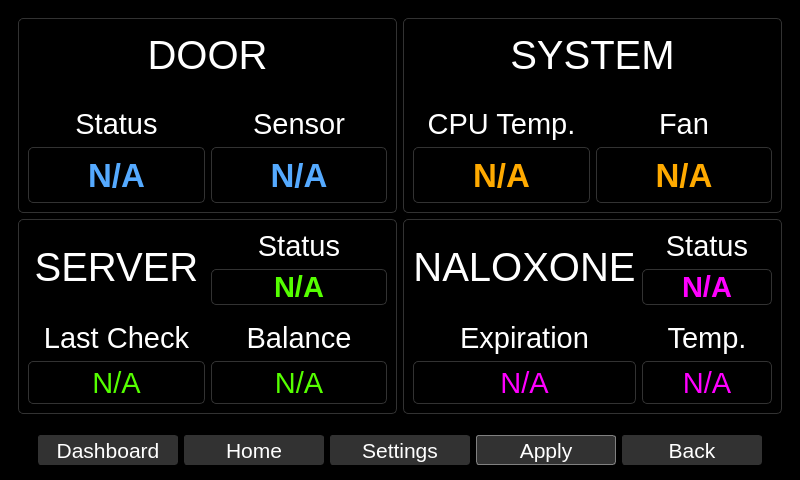
The window that qt_design/main_window.ui (zyl120/Naloxone_Safety_Kit) describes before a commit, drawn with Qt 5.
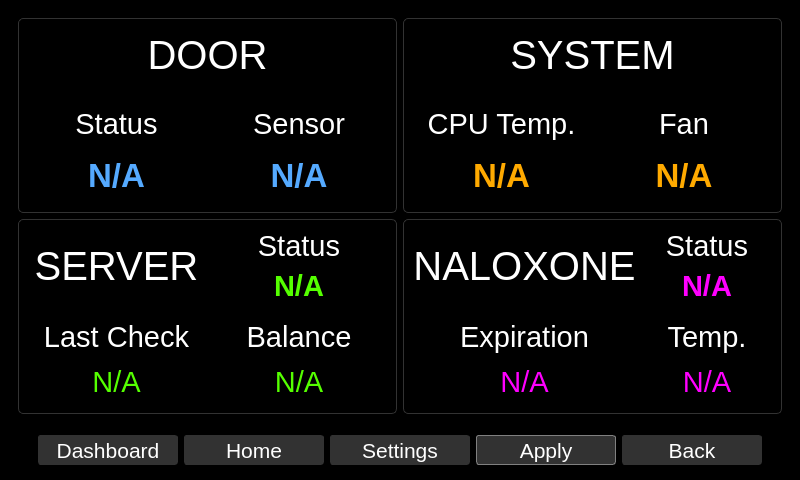
The same window after the commit. The open tabs and pages were chosen to show the change.

Commit message: remove borders on readings

The edit to the form file:
```diff
--- a/qt_design/main_window.ui
+++ b/qt_design/main_window.ui
@@ -570,7 +570,7 @@
                 </font>
                </property>
                <property name="styleSheet">
-                <string notr="true">color:rgb(85, 255, 0);border-radius: 5px;border-color:rgb(50,50,50);border-width: 1px;border-style: solid;</string>
+                <string notr="true">color:rgb(85, 255, 0);</string>
                </property>
                <property name="text">
                 <string>N/A</string>
@@ -619,7 +619,7 @@
                 </font>
                </property>
                <property name="styleSheet">
-                <string notr="true">color:rgb(85, 255, 0);border-radius: 5px;border-color:rgb(50,50,50);border-width: 1px;border-style: solid;</string>
+                <string notr="true">color:rgb(85, 255, 0);</string>
                </property>
                <property name="text">
                 <string>N/A</string>
@@ -665,7 +665,7 @@
                 </font>
                </property>
                <property name="styleSheet">
-                <string notr="true">color:rgb(85, 255, 0);border-radius: 5px;border-color:rgb(50,50,50);border-width: 1px;border-style: solid;</string>
+                <string notr="true">color:rgb(85, 255, 0);</string>
                </property>
                <property name="text">
                 <string>N/A</string>
@@ -764,7 +764,7 @@
                 </font>
                </property>
                <property name="styleSheet">
-                <string notr="true">color:rgb(85, 170, 255);border-radius: 5px;border-color:rgb(50,50,50);border-width: 1px;border-style: solid;</string>
+                <string notr="true">color:rgb(85, 170, 255);</string>
                </property>
                <property name="text">
                 <string>N/A</string>
@@ -817,7 +817,7 @@
                 </font>
                </property>
                <property name="styleSheet">
-                <string notr="true">color:rgb(85, 170, 255);border-radius: 5px;border-color:rgb(50,50,50);border-width: 1px;border-style: solid;</string>
+                <string notr="true">color:rgb(85, 170, 255);</string>
                </property>
                <property name="text">
                 <string>N/A</string>
@@ -915,7 +915,7 @@
                 </font>
                </property>
                <property name="styleSheet">
-                <string notr="true">color: rgb(255, 170, 0);border-radius: 5px;border-color:rgb(50,50,50);border-width: 1px;border-style: solid;</string>
+                <string notr="true">color: rgb(255, 170, 0);</string>
                </property>
                <property name="text">
                 <string>N/A</string>
@@ -962,7 +962,7 @@
                 </font>
                </property>
                <property name="styleSheet">
-                <string notr="true">color: rgb(255, 170, 0);border-radius: 5px;border-color:rgb(50,50,50);border-width: 1px;border-style: solid;</string>
+                <string notr="true">color: rgb(255, 170, 0);</string>
                </property>
                <property name="text">
                 <string>N/A</string>
@@ -1029,7 +1029,7 @@
                 </font>
                </property>
                <property name="styleSheet">
-                <string notr="true">color:rgb(255, 0, 255);border-radius: 5px;border-color:rgb(50,50,50);border-width: 1px;border-style: solid;</string>
+                <string notr="true">color:rgb(255, 0, 255);</string>
                </property>
                <property name="text">
                 <string>N/A</string>
@@ -1077,7 +1077,7 @@
                 </font>
                </property>
                <property name="styleSheet">
-                <string notr="true">color:rgb(255, 0, 255);border-radius: 5px;border-color:rgb(50,50,50);border-width: 1px;border-style: solid;</string>
+                <string notr="true">color:rgb(255, 0, 255);</string>
                </property>
                <property name="text">
                 <string>N/A</string>
@@ -1160,7 +1160,7 @@
                 </font>
                </property>
                <property name="styleSheet">
-                <string notr="true">color: rgb(255, 0, 255);border-radius: 5px;border-color:rgb(50,50,50);border-width: 1px;border-style: solid;</string>
+                <string notr="true">color: rgb(255, 0, 255);</string>
                </property>
                <property name="text">
                 <string>N/A</string>
```
Left out of the diff: 36 changed lines with no effect on the pictures. The commit also changes 2 other files.
